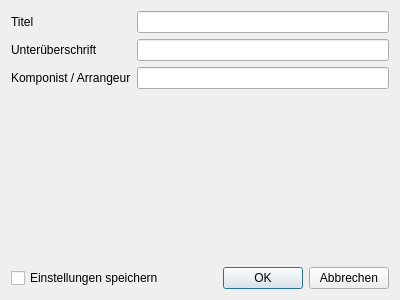
Above: src/pyqt5_designer_uis/new_document.ui from NO411/notensatz before the change. Below: the same form after it.
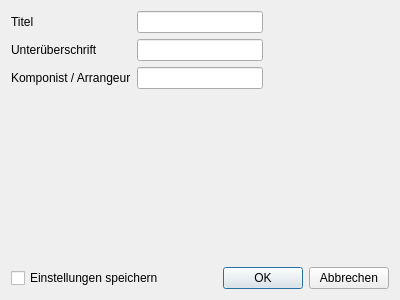
That is the form after the change. Icons and pictures are not drawn.

Commit message: delete document_text.py which was integrated into document.py

```diff
--- a/src/pyqt5_designer_uis/new_document.ui
+++ b/src/pyqt5_designer_uis/new_document.ui
@@ -89,6 +89,19 @@
          </item>
         </layout>
        </item>
+       <item>
+        <spacer name="horizontalSpacer">
+         <property name="orientation">
+          <enum>Qt::Horizontal</enum>
+         </property>
+         <property name="sizeHint" stdset="0">
+          <size>
+           <width>40</width>
+           <height>20</height>
+          </size>
+         </property>
+        </spacer>
+       </item>
       </layout>
      </item>
      <item>
```
The commit also changes 2 other files.
